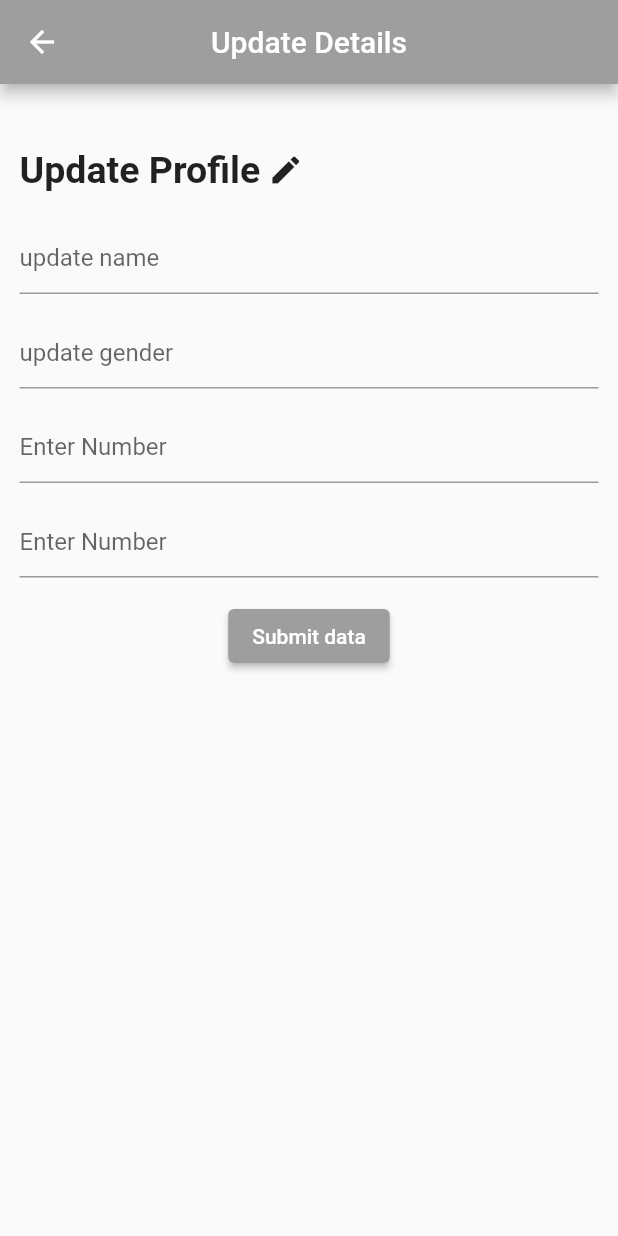
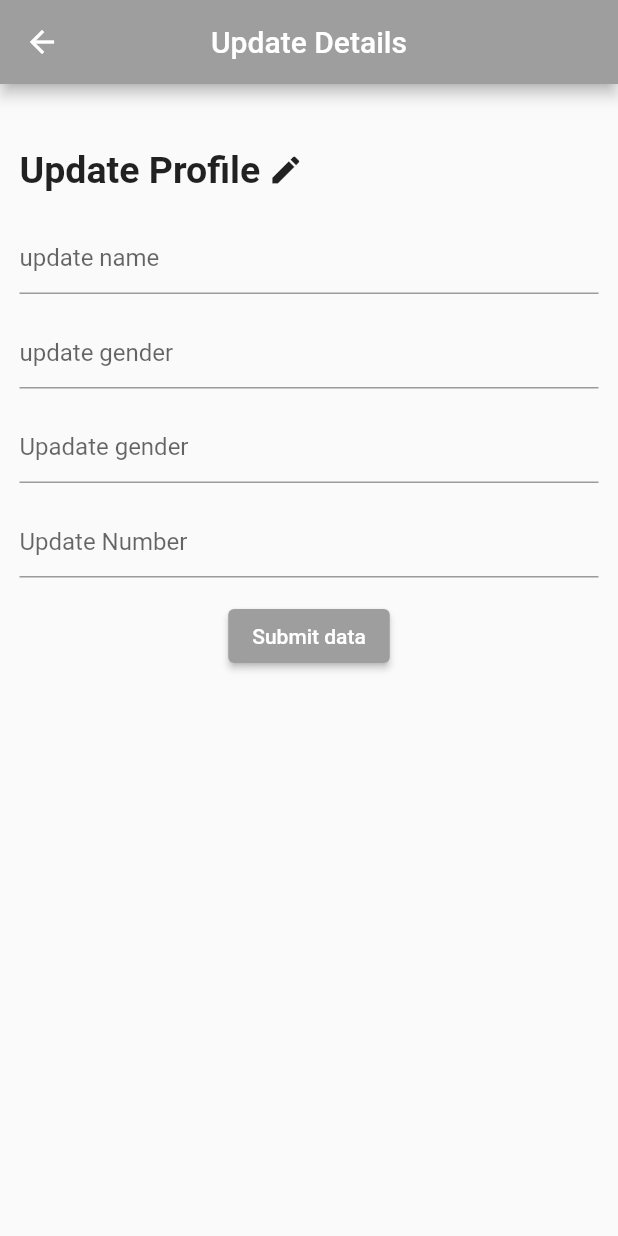
Before and after one commit to vivekhirani4/json-api-call-flutter, a Flutter app: the Update_Details screen opened directly, on a phone screen of 412 x 824 dp. Run offline on Flutter 3.47's test engine with Material 2 defaults, Android fonts, the phone set to English and light mode, and no system bars; our stand-ins replace shared_preferences; accounts and stored records are empty; network calls fail.

Commit message:
v1
trying to solve error

```diff
--- a/student_api/lib/main.dart
+++ b/student_api/lib/main.dart
@@ -16,7 +16,7 @@ class Myapp extends StatelessWidget {
   Widget build(BuildContext context) {
     return MaterialApp(
       debugShowCheckedModeBanner: false,
-      home: myclass(),
+      home: Login(),
     );
   }
 }
--- a/student_api/lib/test.dart
+++ b/student_api/lib/test.dart
@@ -37,7 +37,6 @@ final queryParameters = {
 
    var myjosn = json.decode(response.body);
 
-
     print(myjosn['st_name']);
   }
 
--- a/student_api/lib/update_students_details.dart
+++ b/student_api/lib/update_students_details.dart
@@ -20,16 +20,23 @@ class _Update_DetailsState extends State<Update_Details> {
   TextEditingController mobile = TextEditingController();
 
   var st_id;
-  var jsondata = {};
+  var mylist = [];
+  Future? myfuture;
+  var jsonmap;
+
+  String? sname;
+  String? sgender;
+  String? semail;
+  String? smobile;
 
   @override
   void initState() {
     // TODO: implement initState
     super.initState();
-    _getvalue();
+     _getvalue();
   }
 
-  void _getvalue() async {
+  void  _getvalue() async {
       SharedPreferences srf = await SharedPreferences.getInstance();
       var st_id = await srf.getString('st_id');
       print(st_id);
@@ -41,7 +48,15 @@ class _Update_DetailsState extends State<Update_Details> {
       print('response code : ${response.statusCode}');
         print('response body of getvalue : ${response.body}');
 
-      jsondata = json.decode(response.body);
+      var jsondata = json.decode(response.body);
+      // print(jsondata['st_name']);
+
+      sname = jsondata['st_name'];
+      print('name is = ${sname}');
+      sgender = jsondata['st_gender'];
+      semail = jsondata['st_email'];
+      smobile = jsondata['st_mobileno'];
+
 
   }
 
@@ -105,7 +120,7 @@ class _Update_DetailsState extends State<Update_Details> {
               TextFormField(
                 controller: name,
                 autofocus: false,
-                initialValue: jsondata['st_name'], // <-- SEE HERE
+                initialValue: sname, // <-- SEE HERE
                 decoration: InputDecoration(
                   hintText: 'update name',
                 ),
@@ -116,7 +131,7 @@ class _Update_DetailsState extends State<Update_Details> {
               TextFormField(
                 controller: gender,
                 autofocus: false,
-                initialValue: jsondata['st_gender'], // <-- SEE HERE
+                initialValue: sgender, // <-- SEE HERE
                 decoration: InputDecoration(
                   hintText: 'update gender',
                 ),
@@ -127,9 +142,9 @@ class _Update_DetailsState extends State<Update_Details> {
               TextFormField(
                 controller: email,
                 autofocus: false,
-                initialValue: jsondata['st_email'], // <-- SEE HERE
+                initialValue: semail,
                 decoration: InputDecoration(
-                  hintText: 'Enter Number',
+                  hintText: 'Upadate gender',
                 ),
               ),
               const SizedBox(
@@ -138,9 +153,9 @@ class _Update_DetailsState extends State<Update_Details> {
               TextFormField(
                 controller: mobile,
                 autofocus: false,
-                initialValue: jsondata['st_mobileno'], // <-- SEE HERE
+                initialValue: smobile, // <-- SEE HERE
                 decoration: InputDecoration(
-                  hintText: 'Enter Number',
+                  hintText: 'Update Number',
                 ),
               ),
               const SizedBox(
```
